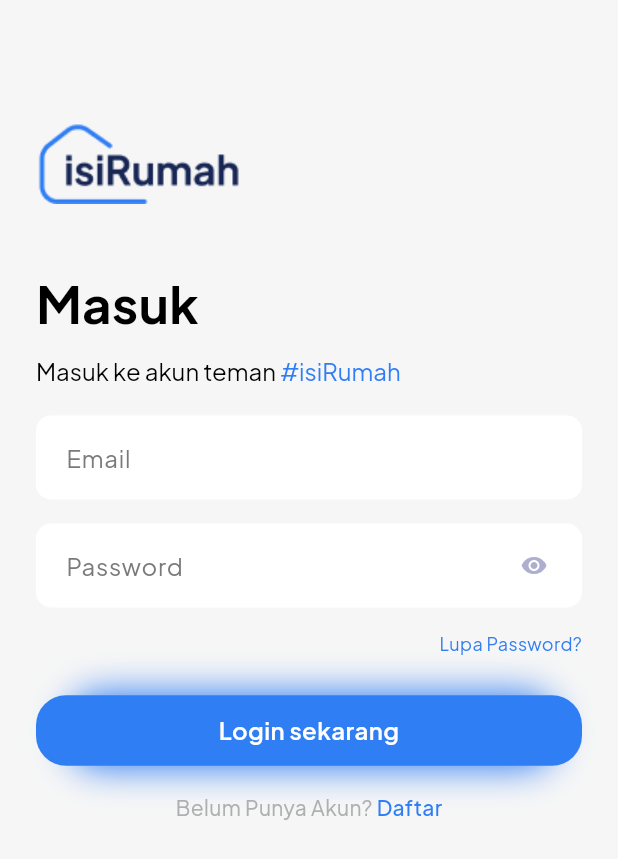
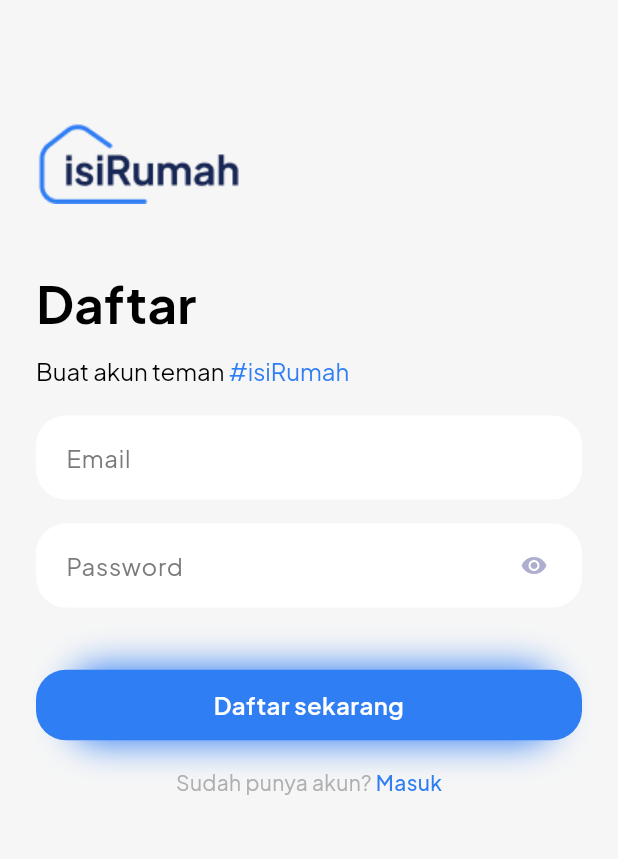
Before and after one commit to pfnazhmi/fe-isiRumah, a Flutter app: the screen it shows after launch, on a phone screen of 412 x 824 dp. Shown: the top 859 px of the screen. Run offline on Flutter 3.47's test engine with Material 3 defaults, Android fonts, the phone set to English and light mode, and no system bars; our stand-ins replace google_fonts.

Commit message:
add: slicing ui sigin up

```diff
--- a/lib/feature/signin_page.dart
+++ b/lib/feature/signin_page.dart
@@ -3,6 +3,7 @@ import 'package:flutter/material.dart';
 import 'package:google_fonts/google_fonts.dart';
 import 'package:isirumah/core/app_asset.dart';
 import 'package:isirumah/core/app_color.dart';
+import 'package:isirumah/feature/signup_page.dart';
 import 'package:isirumah/widget/button.dart';
 
 class SigninPage extends StatefulWidget {
@@ -131,8 +132,11 @@ class _SigninPageState extends State<SigninPage> {
                             ),
                             recognizer: TapGestureRecognizer()
                               ..onTap = () {
-                                // Navigator.of(context).push(MaterialPageRoute(
-                                //     builder: (context) => SignupPage()));
+                                Navigator.of(context).push(
+                                  MaterialPageRoute(
+                                    builder: (context) => SignupPage(),
+                                  ),
+                                );
                               },
                           ),
                         ],
@@ -173,14 +177,14 @@ class _SigninPageState extends State<SigninPage> {
           color: const Color(0xFF7A7A7A),
         ),
         border: OutlineInputBorder(
-          borderRadius: BorderRadius.circular(10),
+          borderRadius: BorderRadius.circular(20),
         ),
         focusedBorder: OutlineInputBorder(
-          borderRadius: BorderRadius.circular(10),
+          borderRadius: BorderRadius.circular(20),
           borderSide: const BorderSide(color: AppColor.primary),
         ),
         enabledBorder: OutlineInputBorder(
-            borderRadius: BorderRadius.circular(10),
+            borderRadius: BorderRadius.circular(20),
             borderSide: BorderSide.none),
         suffixIcon: GestureDetector(
           onTap: () {
@@ -218,14 +222,14 @@ class _SigninPageState extends State<SigninPage> {
             color: const Color(0xFF7A7A7A),
           ),
           border: OutlineInputBorder(
-            borderRadius: BorderRadius.circular(10),
+            borderRadius: BorderRadius.circular(20),
           ),
           focusedBorder: OutlineInputBorder(
-            borderRadius: BorderRadius.circular(10),
+            borderRadius: BorderRadius.circular(20),
             borderSide: const BorderSide(color: AppColor.primary),
           ),
           enabledBorder: OutlineInputBorder(
-              borderRadius: BorderRadius.circular(10),
+              borderRadius: BorderRadius.circular(20),
               borderSide: BorderSide.none)),
     );
   }
--- a/lib/feature/signup_page.dart
+++ b/lib/feature/signup_page.dart
@@ -0,0 +1,224 @@
+import 'package:flutter/gestures.dart';
+import 'package:flutter/material.dart';
+import 'package:google_fonts/google_fonts.dart';
+import 'package:isirumah/core/app_asset.dart';
+import 'package:isirumah/core/app_color.dart';
+import 'package:isirumah/feature/signin_page.dart';
+import 'package:isirumah/widget/button.dart';
+
+class SignupPage extends StatefulWidget {
+  const SignupPage({super.key});
+
+  @override
+  State<SignupPage> createState() => _SignupPageState();
+}
+
+class _SignupPageState extends State<SignupPage> {
+  final controllerEmail = TextEditingController();
+  bool isPasswordHidden = true;
+  final controllerPassword = TextEditingController();
+
+  @override
+  void dispose() {
+    controllerEmail.dispose();
+    controllerPassword.dispose();
+    super.dispose();
+  }
+
+  @override
+  Widget build(BuildContext context) {
+    return Scaffold(
+      backgroundColor: const Color(0xFFF6F6F6),
+      body: Form(
+        child: Padding(
+          padding: const EdgeInsets.symmetric(horizontal: 24),
+          child: SingleChildScrollView(
+            child: SafeArea(
+              child: Column(
+                crossAxisAlignment: CrossAxisAlignment.start,
+                children: [
+                  const SizedBox(
+                    height: 72,
+                  ),
+                  Image.asset(
+                    AppAsset.logo,
+                  ),
+                  const SizedBox(
+                    height: 42,
+                  ),
+                  Text(
+                    "Daftar",
+                    style: GoogleFonts.plusJakartaSans(
+                        fontSize: 34,
+                        fontWeight: FontWeight.bold,
+                        color: Colors.black),
+                  ),
+                  const SizedBox(
+                    height: 10,
+                  ),
+                  RichText(
+                    text: TextSpan(
+                      style: GoogleFonts.plusJakartaSans(
+                        fontSize: 16,
+                        fontWeight: FontWeight.w400,
+                        color: Colors.black, // Warna default untuk teks
+                      ),
+                      children: [
+                        const TextSpan(
+                          text: "Buat akun teman ",
+                        ),
+                        TextSpan(
+                          text: "#isiRumah",
+                          style: GoogleFonts.plusJakartaSans(
+                            color: AppColor.primary,
+                            fontSize: 16,
+                            fontWeight: FontWeight.w400,
+                          ),
+                        ),
+                      ],
+                    ),
+                  ),
+                  const SizedBox(
+                    height: 20,
+                  ),
+                  inputEmail(),
+                  const SizedBox(
+                    height: 16,
+                  ),
+                  inputPassword(),
+                  const SizedBox(
+                    height: 16,
+                  ),
+                  const SizedBox(
+                    height: 24,
+                  ),
+                  Button(
+                    label: "Daftar sekarang",
+                    onTap: () => {},
+                    isExpand: true,
+                  ),
+                  const SizedBox(
+                    height: 16,
+                  ),
+                  Align(
+                    alignment: Alignment.center,
+                    child: Text.rich(
+                      TextSpan(
+                        text: 'Sudah punya akun? ',
+                        style: GoogleFonts.plusJakartaSans(
+                          fontSize: 14,
+                          fontWeight: FontWeight.w400,
+                          color: const Color(0xFFAFAFAF),
+                        ),
+                        children: [
+                          TextSpan(
+                            text: 'Masuk',
+                            style: GoogleFonts.plusJakartaSans(
+                              fontSize: 14,
+                              fontWeight: FontWeight.w500,
+                              color: AppColor.primary,
+                            ),
+                            recognizer: TapGestureRecognizer()
+                              ..onTap = () {
+                                Navigator.of(context).push(
+                                  MaterialPageRoute(
+                                    builder: (context) => SigninPage(),
+                                  ),
+                                );
+                              },
+                          ),
+                        ],
+                      ),
+                    ),
+                  ),
+                  const SizedBox(
+                    height: 24,
+                  ),
+                  const SizedBox(
+                    height: 24,
+                  ),
+                ],
+              ),
+            ),
+          ),
+        ),
+      ),
+    );
+  }
+
+  TextFormField inputPassword() {
+    return TextFormField(
+      controller: controllerPassword,
+      obscureText: isPasswordHidden,
+      validator: (value) =>
+          value == "" ? 'Kamu harus mengisi username dan password' : null,
+      decoration: InputDecoration(
+        isDense: true,
+        filled: true,
+        fillColor: Colors.white,
+        contentPadding:
+            const EdgeInsets.symmetric(horizontal: 16, vertical: 16),
+        hintText: "Password",
+        hintStyle: GoogleFonts.plusJakartaSans(
+          fontSize: 16,
+          fontWeight: FontWeight.w400,
+          color: const Color(0xFF7A7A7A),
+        ),
+        border: OutlineInputBorder(
+          borderRadius: BorderRadius.circular(20),
+        ),
+        focusedBorder: OutlineInputBorder(
+          borderRadius: BorderRadius.circular(20),
+          borderSide: const BorderSide(color: AppColor.primary),
+        ),
+        enabledBorder: OutlineInputBorder(
+            borderRadius: BorderRadius.circular(20),
+            borderSide: BorderSide.none),
+        suffixIcon: GestureDetector(
+          onTap: () {
+            setState(() {
+              isPasswordHidden = !isPasswordHidden;
+            });
+          },
+          child: Padding(
+            padding: const EdgeInsets.only(right: 16),
+            child: Icon(
+              isPasswordHidden ? Icons.visibility : Icons.visibility_off,
+              color: const Color(0xFFAEAECF),
+            ),
+          ),
+        ),
+      ),
+    );
+  }
+
+  TextFormField inputEmail() {
+    return TextFormField(
+      controller: controllerEmail,
+      validator: (value) =>
+          value == "" ? 'Kamu harus mengisi username dan password' : null,
+      decoration: InputDecoration(
+          isDense: true,
+          filled: true,
+          fillColor: Colors.white,
+          contentPadding:
+              const EdgeInsets.symmetric(horizontal: 16, vertical: 16),
+          hintText: "Email",
+          hintStyle: GoogleFonts.plusJakartaSans(
+            fontSize: 16,
+            fontWeight: FontWeight.w400,
+            color: const Color(0xFF7A7A7A),
+          ),
+          border: OutlineInputBorder(
+            borderRadius: BorderRadius.circular(20),
+          ),
+          focusedBorder: OutlineInputBorder(
+            borderRadius: BorderRadius.circular(20),
+            borderSide: const BorderSide(color: AppColor.primary),
+          ),
+          enabledBorder: OutlineInputBorder(
+              borderRadius: BorderRadius.circular(20),
+              borderSide: BorderSide.none)),
+    );
+  }
+}
--- a/lib/main.dart
+++ b/lib/main.dart
@@ -1,6 +1,7 @@
 import 'package:flutter/material.dart';
 import 'package:isirumah/core/app_color.dart';
 import 'package:isirumah/feature/signin_page.dart';
+import 'package:isirumah/feature/signup_page.dart';
 import 'package:isirumah/feature/splash_page.dart';
 
 void main() {
@@ -15,7 +16,7 @@ class MyApp extends StatelessWidget {
   Widget build(BuildContext context) {
     return MaterialApp(
       debugShowCheckedModeBanner: false,
-      home: const SigninPage(),
+      home: const SignupPage(),
     );
   }
 }
```
